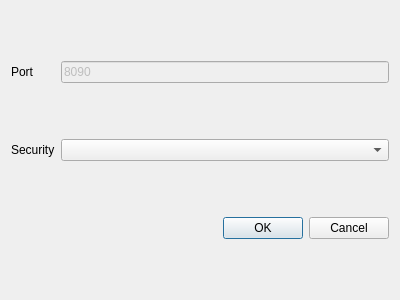
franzoni315/QGISNetworkAPI, file network_api_dialog_base.ui: the form before one commit.
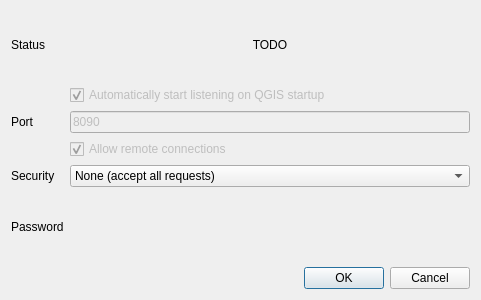
The form after the commit.

Commit message: Suggestion for plugin config dialog box components (not currently functioning)

```diff
--- a/network_api_dialog_base.ui
+++ b/network_api_dialog_base.ui
@@ -6,7 +6,7 @@
    <rect>
     <x>0</x>
     <y>0</y>
-    <width>400</width>
+    <width>481</width>
     <height>300</height>
    </rect>
   </property>
@@ -14,14 +14,31 @@
    <string>Network API</string>
   </property>
   <layout class="QGridLayout" name="gridLayout">
+   <item row="0" column="2">
+    <widget class="QLabel" name="label_4">
+     <property name="text">
+      <string>TODO</string>
+     </property>
+     <property name="alignment">
+      <set>Qt::AlignCenter</set>
+     </property>
+    </widget>
+   </item>
    <item row="0" column="1">
+    <widget class="QLabel" name="label_3">
+     <property name="text">
+      <string>Status</string>
+     </property>
+    </widget>
+   </item>
+   <item row="2" column="1">
     <widget class="QLabel" name="label">
      <property name="text">
       <string>Port</string>
      </property>
     </widget>
    </item>
-   <item row="0" column="2">
+   <item row="2" column="2">
     <widget class="QLineEdit" name="lineEdit">
      <property name="enabled">
       <bool>false</bool>
@@ -31,7 +48,7 @@
      </property>
     </widget>
    </item>
-   <item row="2" column="1" colspan="2">
+   <item row="7" column="1" colspan="2">
     <widget class="QDialogButtonBox" name="button_box">
      <property name="orientation">
       <enum>Qt::Horizontal</enum>
@@ -41,17 +58,65 @@
      </property>
     </widget>
    </item>
-   <item row="1" column="1">
+   <item row="5" column="1">
     <widget class="QLabel" name="label_2">
      <property name="text">
       <string>Security</string>
      </property>
     </widget>
    </item>
-   <item row="1" column="2">
+   <item row="5" column="2">
     <widget class="QComboBox" name="comboBox">
      <property name="autoFillBackground">
       <bool>false</bool>
+     </property>
+     <item>
+      <property name="text">
+       <string>None (accept all requests)</string>
+      </property>
+     </item>
+     <item>
+      <property name="text">
+       <string>Accept first client to connect (and all their subsequent requests)</string>
+      </property>
+     </item>
+     <item>
+      <property name="text">
+       <string>Require password</string>
+      </property>
+     </item>
+    </widget>
+   </item>
+   <item row="1" column="2">
+    <widget class="QCheckBox" name="checkBox_autostart">
+     <property name="enabled">
+      <bool>false</bool>
+     </property>
+     <property name="text">
+      <string>Automatically start listening on QGIS startup</string>
+     </property>
+     <property name="checked">
+      <bool>true</bool>
+     </property>
+    </widget>
+   </item>
+   <item row="3" column="2">
+    <widget class="QCheckBox" name="checkBox_remote">
+     <property name="enabled">
+      <bool>false</bool>
+     </property>
+     <property name="text">
+      <string>Allow remote connections</string>
+     </property>
+     <property name="checked">
+      <bool>true</bool>
+     </property>
+    </widget>
+   </item>
+   <item row="6" column="1">
+    <widget class="QLabel" name="label_password">
+     <property name="text">
+      <string>Password</string>
      </property>
     </widget>
    </item>
```
Left out of the diff: 3 changed lines with no effect on the pictures.
